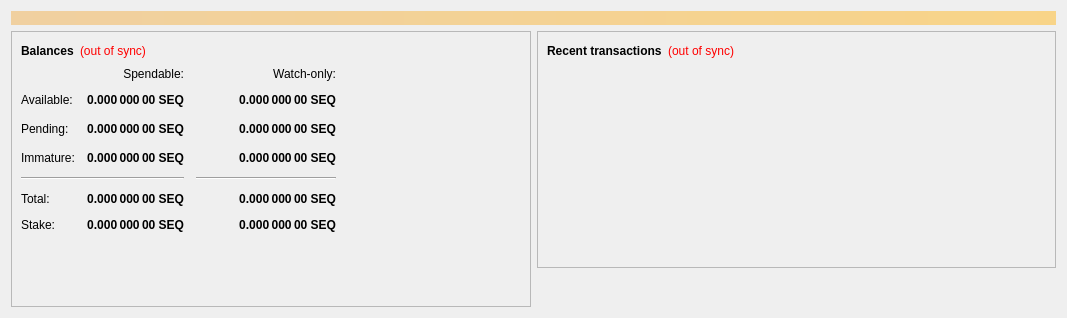
Before: the Qt Designer form src/qt/forms/overviewpage.ui in duality-solutions/Sequence, drawn with Qt 5.
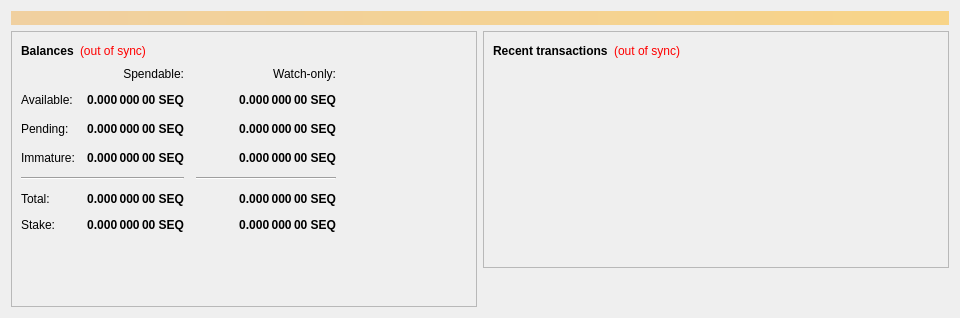
After: the same form once the commit is applied.

Patch:
```diff
--- a/src/qt/forms/overviewpage.ui
+++ b/src/qt/forms/overviewpage.ui
@@ -6,7 +6,7 @@
    <rect>
     <x>0</x>
     <y>0</y>
-    <width>1067</width>
+    <width>960</width>
     <height>318</height>
    </rect>
   </property>
@@ -18,7 +18,7 @@
   </property>
   <property name="minimumSize">
    <size>
-    <width>1067</width>
+    <width>960</width>
     <height>318</height>
    </size>
   </property>
```
